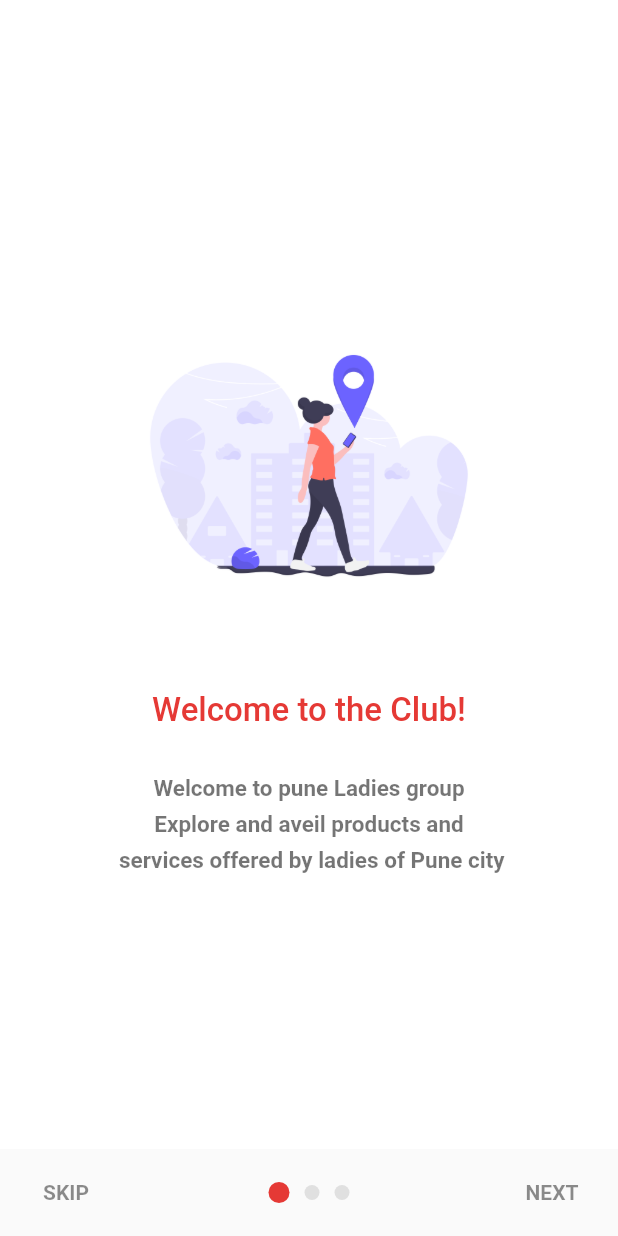
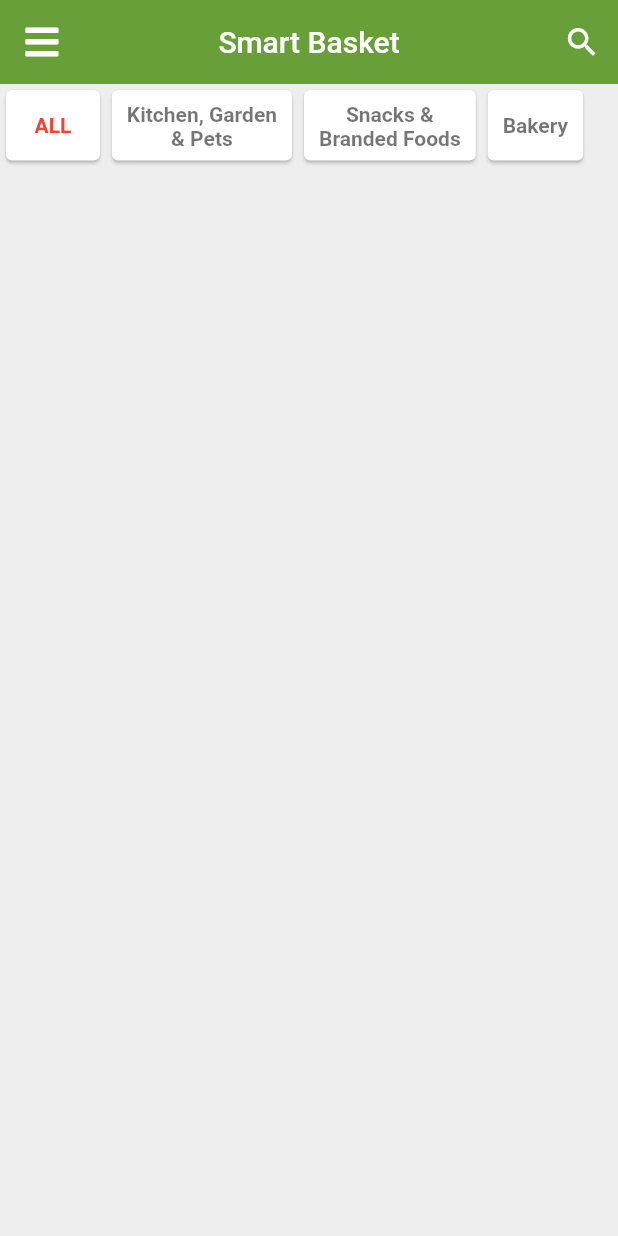
Before and after one commit to Manu-AdapptLimited/splashScreen, a Flutter app: the screen it shows after launch, on a phone screen of 412 x 824 dp. Run offline on Flutter 3.47's test engine with Material 2 defaults, Android fonts, the light colour scheme and no system bars; our stand-ins replace badges, font_awesome_flutter.

Commit message:
smartBasket start

```diff
--- /dev/null
+++ b/lib/SmartBasket/Data/Data.dart
@@ -0,0 +1,13 @@
+import 'package:splash_screen/SmartBasket/Model/models.dart';
+
+final List<CategoryList> itemList = [
+  CategoryList(
+    title: 'Kitchen, Garden\n& Pets',
+  ),
+  CategoryList(
+    title: 'Snacks &\nBranded Foods',
+  ),
+  CategoryList(
+    title: 'Bakery',
+  ),
+];
--- /dev/null
+++ b/lib/SmartBasket/Model/CategoryList.dart
@@ -0,0 +1,9 @@
+import 'package:flutter/material.dart';
+
+class CategoryList {
+  final String title;
+
+  CategoryList({
+    this.title,
+  });
+}
--- /dev/null
+++ b/lib/SmartBasket/Model/ProductList.dart
@@ -0,0 +1,4 @@
+class ProductList {
+
+
+}
--- /dev/null
+++ b/lib/SmartBasket/Model/models.dart
@@ -0,0 +1 @@
+export 'CategoryList.dart';
--- /dev/null
+++ b/lib/SmartBasket/SmartBasket.dart
@@ -0,0 +1,49 @@
+import 'package:flutter/material.dart';
+import 'package:font_awesome_flutter/font_awesome_flutter.dart';
+import 'package:splash_screen/SmartBasket/Data/Data.dart';
+
+import 'package:splash_screen/SmartBasket/Widget/ItemList.dart';
+
+class SmartBasket extends StatefulWidget {
+  @override
+  _SmartBasketState createState() => _SmartBasketState();
+}
+
+class _SmartBasketState extends State<SmartBasket> {
+  @override
+  Widget build(BuildContext context) {
+    return Scaffold(
+      backgroundColor: Colors.grey[200],
+      body: CustomScrollView(
+        slivers: [
+          SliverAppBar(
+            elevation: 0.0,
+            brightness: Brightness.light,
+            backgroundColor: Color.fromRGBO(104, 159, 57, 1),
+            centerTitle: true,
+            leading: IconButton(
+                icon: FaIcon(
+                  FontAwesomeIcons.bars,
+                  color: Colors.white,
+                  size: 25,
+                ),
+                onPressed: () {}),
+            title: Text('Smart Basket'),
+            actions: [
+              IconButton(
+                  icon: Icon(
+                    Icons.search,
+                    color: Colors.white,
+                    size: 25,
+                  ),
+                  onPressed: () {}),
+            ],
+          ),
+          SliverToBoxAdapter(
+            child: ItemList(itemList: itemList),
+          )
+        ],
+      ),
+    );
+  }
+}
--- /dev/null
+++ b/lib/SmartBasket/Widget/ItemList.dart
@@ -0,0 +1,57 @@
+import 'package:flutter/material.dart';
+import 'package:splash_screen/SmartBasket/Model/CategoryList.dart';
+
+
+class ItemList extends StatelessWidget {
+  final itemList;
+
+  const ItemList({Key key, this.itemList}) : super(key: key);
+  @override
+  Widget build(BuildContext context) {
+    return Container(
+            height: 55,
+            width: MediaQuery.of(context).size.width,
+            child: ListView.builder(
+                scrollDirection: Axis.horizontal,
+                itemCount: 1 + itemList.length,
+                itemBuilder: (context, index) {
+                  if (index == 0) {
+                    return Card(
+                      child: Container(
+                        alignment: Alignment.center,
+                        padding: EdgeInsets.only(
+                          top: 8,
+                          bottom: 8,
+                          left: 19,
+                          right: 19,
+                        ),
+                        child: Text(
+                          'ALL',
+                          style: TextStyle(
+                              color: Colors.red, fontWeight: FontWeight.bold),
+                        ),
+                      ),
+                    );
+                  }
+                  final CategoryList item = itemList[index - 1];
+                  return Card(
+                    child: Container(
+                      padding: EdgeInsets.only(
+                        top: 8,
+                        bottom: 8,
+                        left: 10,
+                        right: 10,
+                      ),
+                      alignment: Alignment.center,
+                      child: Text(
+                        item.title,
+                        textAlign: TextAlign.center,
+                        style: TextStyle(
+                            color: Colors.black54, fontWeight: FontWeight.bold),
+                      ),
+                    ),
+                  );
+                }),
+          );
+  }
+}
--- a/lib/main.dart
+++ b/lib/main.dart
@@ -1,7 +1,7 @@
 import 'package:flutter/material.dart';
+import 'package:splash_screen/CoustumerService/Service.dart';
 
-
-import 'SplashScreen.dart';
+import 'SmartBasket/SmartBasket.dart';
 import 'WelcomeScreen/WelcomeScreen.dart';
 
 
@@ -20,7 +20,7 @@
       theme: ThemeData(
         visualDensity: VisualDensity.adaptivePlatformDensity,
       ),
-      home: WelcomeScreen(),
+      home: SmartBasket(),
     );
   }
 }
--- a/pubspec.yaml
+++ b/pubspec.yaml
@@ -28,6 +28,9 @@
   # The following adds the Cupertino Icons font to your application.
   # Use with the CupertinoIcons class for iOS style icons.
   cupertino_icons: ^0.1.3
+  badges: ^1.1.1
+  material_design_icons_flutter: ^4.0.5345
+  font_awesome_flutter: ^8.8.1
 
 dev_dependencies:
   flutter_test:
```
Also changed, not shown: lib/CoustumerService/Service.dart (added, +456 -0 lines), lib/WelcomeScreen/SliderTiles.dart (+5 -5 lines), assets/images/account.jpeg (added), assets/images/basket1.png (added), assets/images/basket2.jpeg (added), assets/images/bbstar.jpg (added), assets/images/bigbasket.png (added), assets/images/queries.jpeg (added), assets/images/repor.jpg (added), assets/images/voucher.jpeg (added), pubspec.lock.
